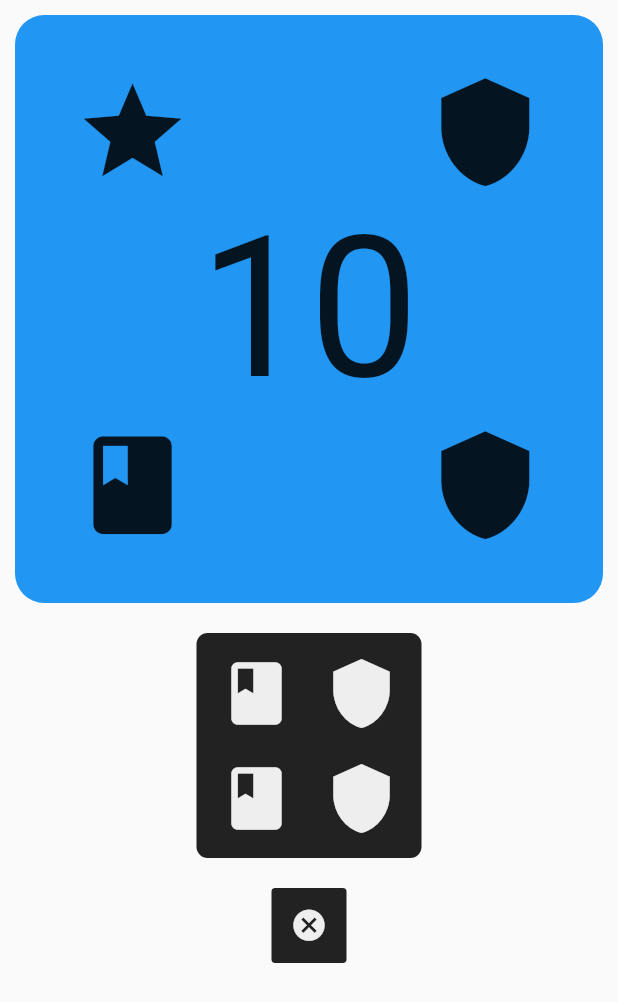
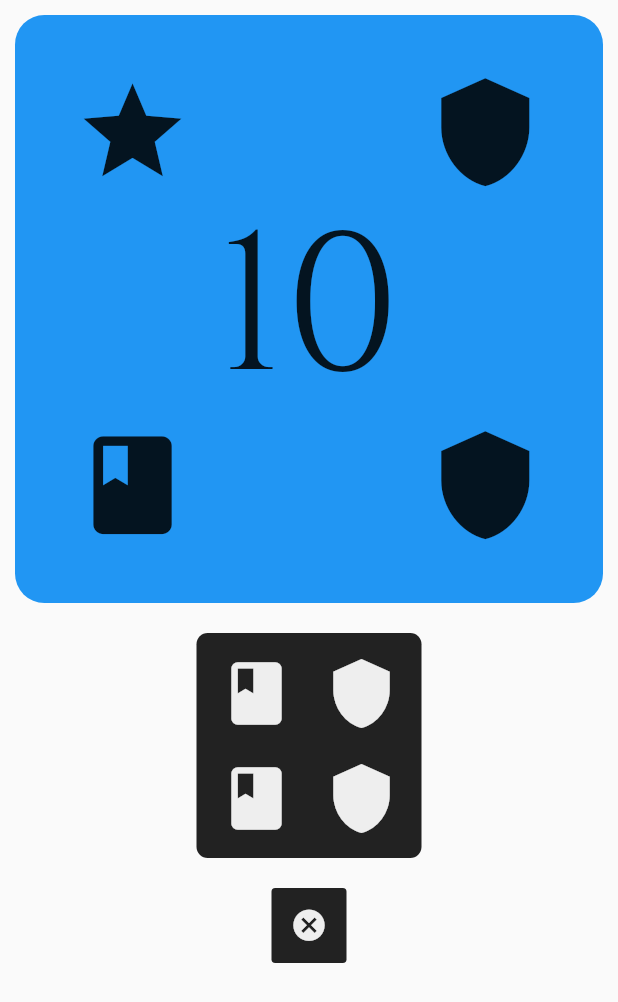
Before and after one commit to swittman/middara_dice, a Flutter app: the screen it shows after launch, on a phone screen of 412 x 824 dp. Shown: the top 1002 px of the screen. Run offline on Flutter 3.47's test engine with Material 2 defaults, Android fonts, the phone set to English and light mode, and no system bars.

Commit message:
Add the correct font.

```diff
--- a/example/pubspec.yaml
+++ b/example/pubspec.yaml
@@ -54,6 +54,10 @@ dev_dependencies:
 # The following section is specific to Flutter packages.
 flutter:
 
+  fonts:
+    - family: Cinzel
+      fonts:
+        - asset: packages/middara_dice/fonts/Cinzel-Bold.ttf
   # The following line ensures that the Material Icons font is
   # included with your application, so that you can use the icons in
   # the material Icons class.
--- a/lib/die_face.dart
+++ b/lib/die_face.dart
@@ -94,6 +94,7 @@ class DieFace extends StatelessWidget {
                             number.toString(),
                             style: TextStyle(
                                 color: inkColor,
+                                fontFamily: "Cinzel",
                                 fontSize: constraint.maxHeight / textScale),
                           ),
                         ),
```
Also changed, not shown: docs/example.png, lib/fonts/Cinzel-Bold.ttf (added), 1 other file.
